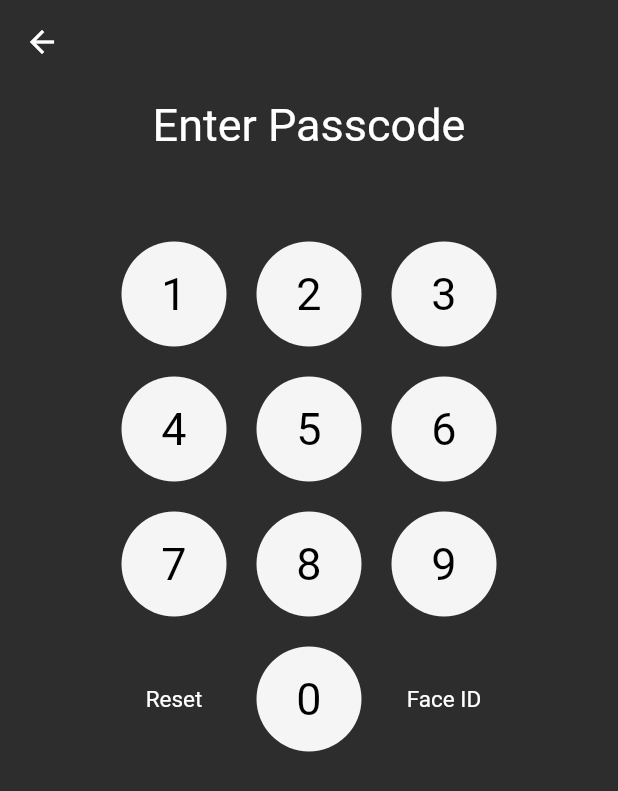
After one commit to tiees288/Food-Flutter, a Flutter app: the PasscodeScene screen opened by its route, on a phone screen of 412 x 824 dp. The commit adds this screen. Shown: the top 791 px of the screen. Run offline on Flutter 3.47's test engine with Material 2 defaults, Android fonts, the light colour scheme and no system bars; our stand-ins replace form_validator.

Commit message:
Passcode screen

```diff
--- /dev/null
+++ b/lib/Widgets/NumberPad.dart
@@ -0,0 +1,114 @@
+import 'package:flutter/material.dart';
+
+class NumberPad extends StatefulWidget {
+  final int number;
+  final TextEditingController controller;
+
+  const NumberPad({super.key, required this.number, required this.controller});
+
+  @override
+  State<NumberPad> createState() => _NumberPadState();
+}
+
+class _NumberPadState extends State<NumberPad> {
+  @override
+  Widget build(BuildContext context) {
+    return GestureDetector(
+      onTap: () {
+        // print('Current: ${widget.controller.text}');
+        if (widget.controller.text.toString().length < 6) {
+          widget.controller.text =
+              widget.controller.text + widget.number.toString();
+        }
+      },
+      child: Container(
+        alignment: Alignment.center,
+        // padding: EdgeInsets.all(15),
+        width: 70,
+        height: 70,
+        margin: EdgeInsets.all(10),
+        decoration: BoxDecoration(
+          color: Colors.grey.shade100,
+          shape: BoxShape.circle,
+        ),
+        child: Text(
+          widget.number.toString(),
+          style: TextStyle(
+            color: Colors.black,
+            fontSize: 30,
+          ),
+        ),
+      ),
+    );
+  }
+}
+
+class ResetPad extends StatefulWidget {
+  final TextEditingController controller;
+
+  const ResetPad({super.key, required this.controller});
+
+  @override
+  State<ResetPad> createState() => _ResetPadState();
+}
+
+class _ResetPadState extends State<ResetPad> {
+  @override
+  Widget build(BuildContext context) {
+    return GestureDetector(
+      onTap: () {
+        widget.controller.text = '';
+      },
+      child: Container(
+        alignment: Alignment.center,
+        width: 70,
+        height: 70,
+        margin: EdgeInsets.all(10),
+        decoration: BoxDecoration(
+          shape: BoxShape.circle,
+        ),
+        child: Text(
+          "Reset",
+          style: TextStyle(
+            color: Colors.white,
+            fontSize: 15,
+          ),
+        ),
+      ),
+    );
+  }
+}
+
+class FaceBioMetricsPad extends StatefulWidget {
+  const FaceBioMetricsPad({super.key});
+
+  @override
+  State<FaceBioMetricsPad> createState() => _FaceBioMetricsPadState();
+}
+
+class _FaceBioMetricsPadState extends State<FaceBioMetricsPad> {
+  @override
+  Widget build(BuildContext context) {
+    return GestureDetector(
+      onTap: () {
+        // print(widget.number);
+      },
+      child: Container(
+        alignment: Alignment.center,
+        width: 70,
+        height: 70,
+        margin: EdgeInsets.all(10),
+        decoration: BoxDecoration(
+          shape: BoxShape.circle,
+        ),
+        child: Text(
+          "Face ID",
+          style: TextStyle(
+            color: Colors.white,
+            fontSize: 15,
+          ),
+        ),
+      ),
+    );
+  }
+}
--- a/lib/main.dart
+++ b/lib/main.dart
@@ -1,6 +1,7 @@
 // Libs
 import 'dart:developer';
 
+import 'package:helloapp/screen/passcode.dart';
 import 'package:provider/provider.dart';
 import 'package:flutter/material.dart';
 import 'package:flutter/services.dart';
@@ -53,7 +54,7 @@ class MyAppWid extends StatelessWidget {
               case "/login":
                 return PageRouteBuilder(
                   pageBuilder: (context, animation, secondaryAnimation) =>
-                      LoginScreen(),
+                      PasscodeScene(),
                   settings: settings,
                   transitionDuration: Duration.zero,
                   reverseTransitionDuration: Duration.zero,
--- /dev/null
+++ b/lib/screen/passcode.dart
@@ -0,0 +1,76 @@
+import 'package:flutter/material.dart';
+import '../Widgets/NumberPad.dart';
+
+class PasscodeScene extends StatefulWidget {
+  const PasscodeScene({super.key});
+
+  @override
+  State<PasscodeScene> createState() => _PasscodeSceneState();
+}
+
+class _PasscodeSceneState extends State<PasscodeScene> {
+  GlobalKey<FormState> _FormKey = GlobalKey<FormState>();
+  TextEditingController PassTextController = TextEditingController();
+
+  @override
+  Widget build(BuildContext context) {
+    return Scaffold(
+        appBar: AppBar(
+          backgroundColor: Color(0xFF2D2D2D),
+          elevation: 0,
+        ),
+        backgroundColor: Color(0xFF2D2D2D),
+        body: Container(
+          child: Form(
+              key: _FormKey,
+              child: Column(
+                children: [
+                  Container(
+                    margin: EdgeInsets.only(top: 10, bottom: 50),
+                    child: Text(
+                      'Enter Passcode',
+                      style: TextStyle(
+                        color: Colors.white,
+                        fontSize: 30,
+                      ),
+                    ),
+                  ),
+                  Row(
+                    mainAxisAlignment: MainAxisAlignment.center,
+                    children: [
+                      NumberPad(number: 1, controller: PassTextController),
+                      NumberPad(number: 2, controller: PassTextController),
+                      NumberPad(number: 3, controller: PassTextController),
+                    ],
+                  ),
+                  Row(
+                    mainAxisAlignment: MainAxisAlignment.center,
+                    children: [
+                      NumberPad(number: 4, controller: PassTextController),
+                      NumberPad(number: 5, controller: PassTextController),
+                      NumberPad(number: 6, controller: PassTextController),
+                    ],
+                  ),
+                  Row(
+                    mainAxisAlignment: MainAxisAlignment.center,
+                    children: [
+                      NumberPad(number: 7, controller: PassTextController),
+                      NumberPad(number: 8, controller: PassTextController),
+                      NumberPad(number: 9, controller: PassTextController),
+                    ],
+                  ),
+                  Row(
+                    mainAxisAlignment: MainAxisAlignment.center,
+                    children: [
+                      ResetPad(
+                        controller: PassTextController,
+                      ),
+                      NumberPad(number: 0, controller: PassTextController),
+                      FaceBioMetricsPad()
+                    ],
+                  ),
+                ],
+              )),
+        ));
+  }
+}
```
